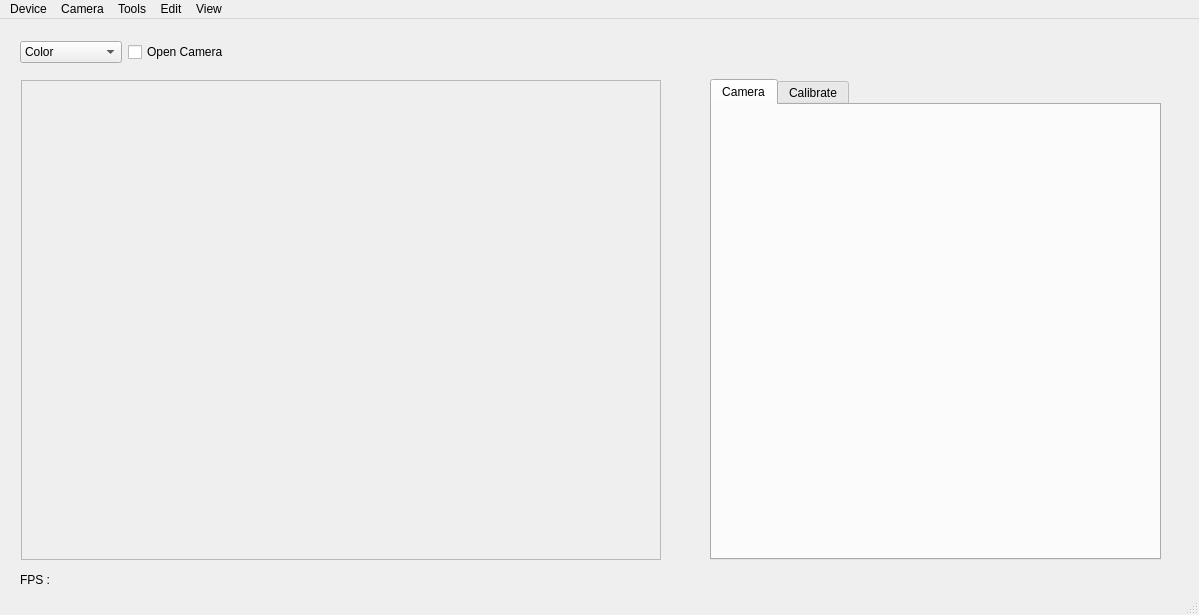
First picture: the form in mainwindow.ui, repository whu-robocon-vision/camera_arrow_detect, before the edit.
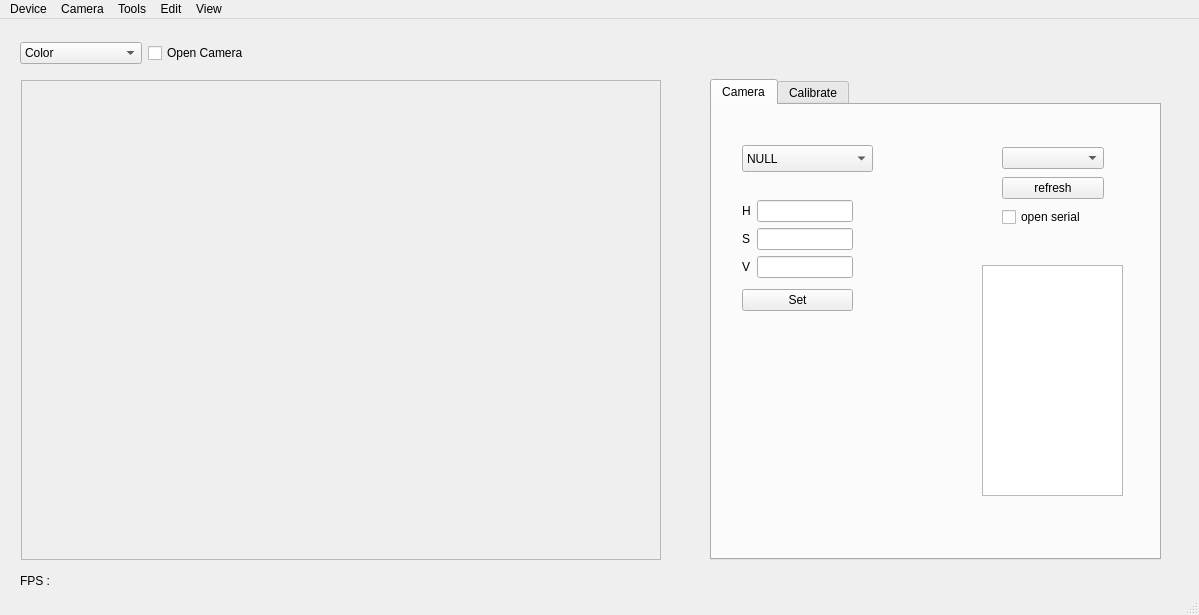
Second picture: the form after the edit. The open tabs and pages were chosen to show the change.

The edit to the form file:
```diff
--- a/mainwindow.ui
+++ b/mainwindow.ui
@@ -49,6 +49,123 @@
      <attribute name="title">
       <string>Camera</string>
      </attribute>
+     <widget class="QComboBox" name="comboBoxFun">
+      <property name="geometry">
+       <rect>
+        <x>30</x>
+        <y>40</y>
+        <width>131</width>
+        <height>27</height>
+       </rect>
+      </property>
+      <item>
+       <property name="text">
+        <string>NULL</string>
+       </property>
+      </item>
+      <item>
+       <property name="text">
+        <string>detect arrow</string>
+       </property>
+      </item>
+      <item>
+       <property name="text">
+        <string>fast moving detect</string>
+       </property>
+      </item>
+     </widget>
+     <widget class="QTextEdit" name="serial_output">
+      <property name="geometry">
+       <rect>
+        <x>270</x>
+        <y>160</y>
+        <width>141</width>
+        <height>231</height>
+       </rect>
+      </property>
+     </widget>
+     <widget class="QWidget" name="">
+      <property name="geometry">
+       <rect>
+        <x>30</x>
+        <y>90</y>
+        <width>111</width>
+        <height>122</height>
+       </rect>
+      </property>
+      <layout class="QVBoxLayout" name="verticalLayout_2">
+       <item>
+        <layout class="QGridLayout" name="gridLayout_2">
+         <item row="0" column="0">
+          <widget class="QLabel" name="label_7">
+           <property name="text">
+            <string>H</string>
+           </property>
+          </widget>
+         </item>
+         <item row="0" column="1">
+          <widget class="QLineEdit" name="lineEdit"/>
+         </item>
+         <item row="1" column="0">
+          <widget class="QLabel" name="label_8">
+           <property name="text">
+            <string>S</string>
+           </property>
+          </widget>
+         </item>
+         <item row="1" column="1">
+          <widget class="QLineEdit" name="lineEdit_2"/>
+         </item>
+         <item row="2" column="0">
+          <widget class="QLabel" name="label_9">
+           <property name="text">
+            <string>V</string>
+           </property>
+          </widget>
+         </item>
+         <item row="2" column="1">
+          <widget class="QLineEdit" name="lineEdit_3"/>
+         </item>
+        </layout>
+       </item>
+       <item>
+        <widget class="QPushButton" name="pushButton">
+         <property name="text">
+          <string>Set</string>
+         </property>
+        </widget>
+       </item>
+      </layout>
+     </widget>
+     <widget class="QWidget" name="">
+      <property name="geometry">
+       <rect>
+        <x>290</x>
+        <y>40</y>
+        <width>102</width>
+        <height>87</height>
+       </rect>
+      </property>
+      <layout class="QVBoxLayout" name="verticalLayout_3">
+       <item>
+        <widget class="QComboBox" name="serial_list"/>
+       </item>
+       <item>
+        <widget class="QPushButton" name="serial_refresh">
+         <property name="text">
+          <string>refresh</string>
+         </property>
+        </widget>
+       </item>
+       <item>
+        <widget class="QCheckBox" name="serial_open">
+         <property name="text">
+          <string>open serial</string>
+         </property>
+        </widget>
+       </item>
+      </layout>
+     </widget>
     </widget>
     <widget class="QWidget" name="tab_2">
      <attribute name="title">
@@ -379,8 +496,8 @@
      <rect>
       <x>20</x>
       <y>20</y>
-      <width>209</width>
-      <height>26</height>
+      <width>250</width>
+      <height>29</height>
      </rect>
     </property>
     <layout class="QHBoxLayout" name="horizontalLayout_4">
@@ -423,7 +540,7 @@
       <x>20</x>
       <y>550</y>
       <width>311</width>
-      <height>22</height>
+      <height>23</height>
      </rect>
     </property>
     <layout class="QHBoxLayout" name="horizontalLayout_6">
```
Left out of the diff: 4 changed lines with no effect on the pictures.
